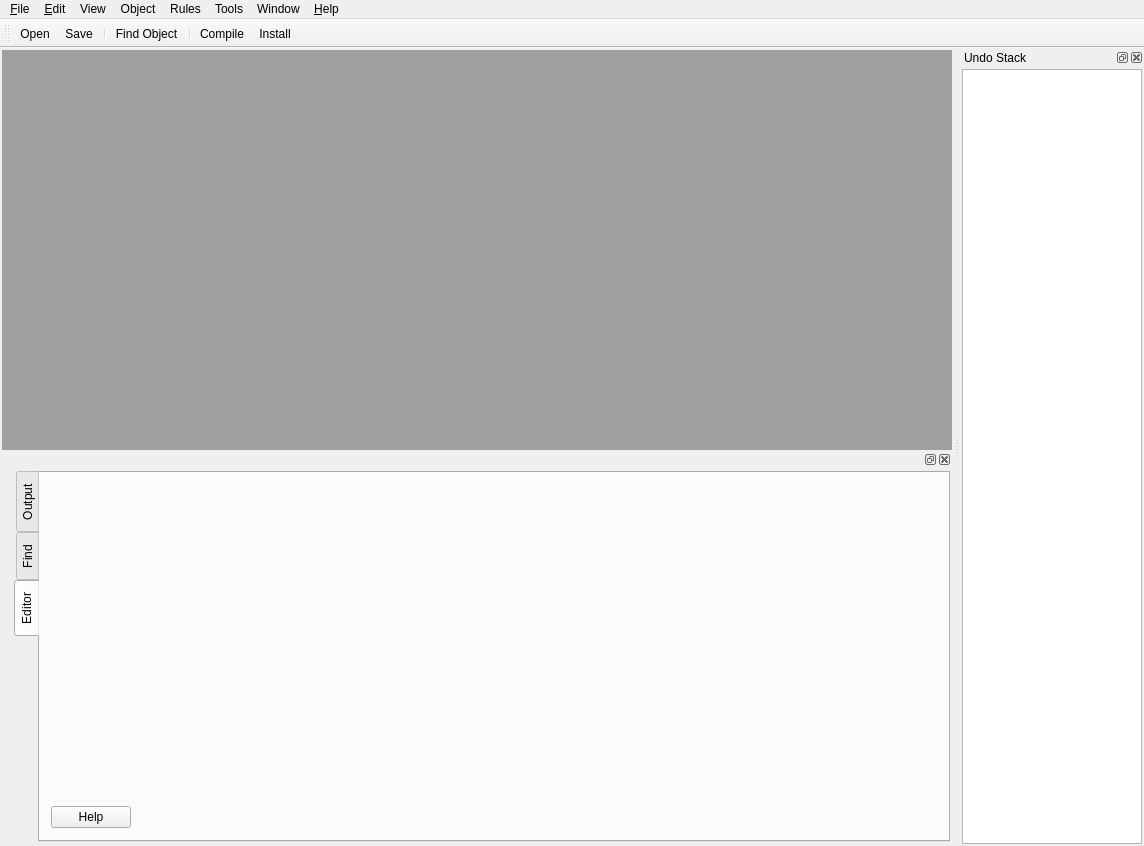
fwbuilder/fwbuilder, file src/libgui/FWBMainWindow_q.ui: the form before one commit.
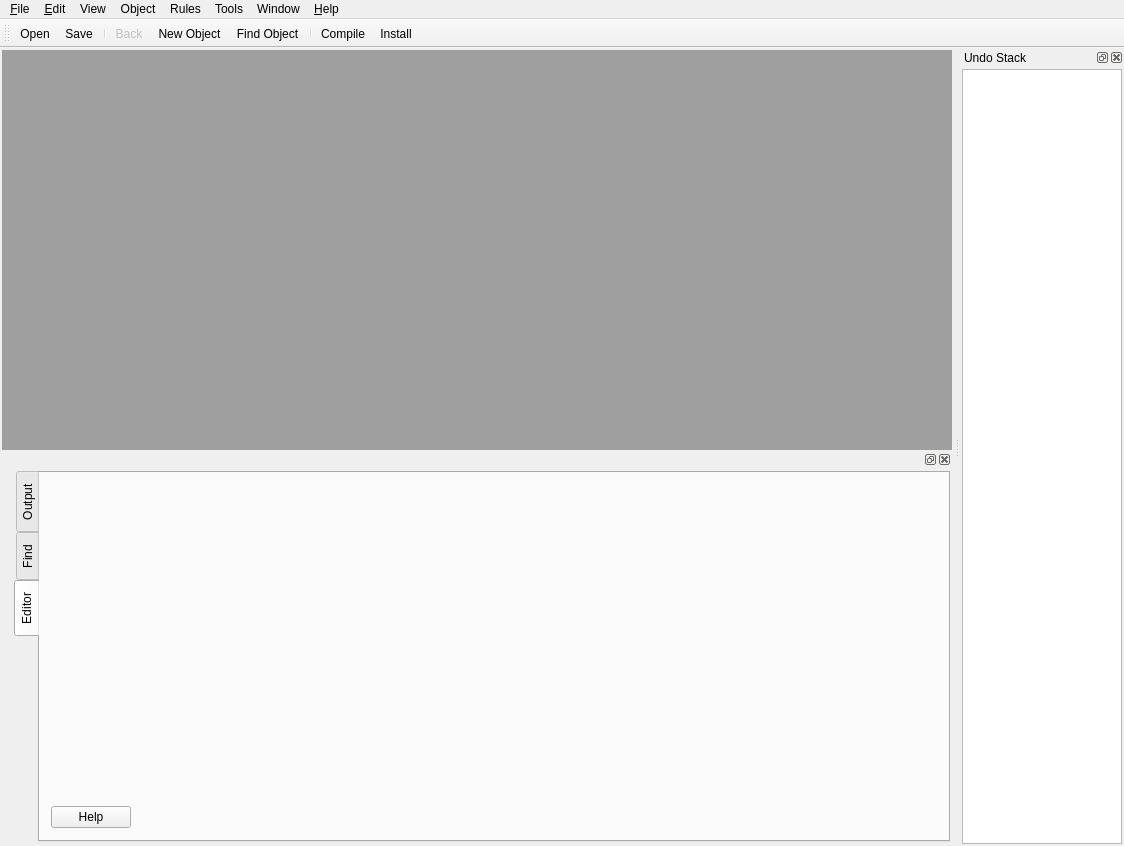
The form after the commit. Icons and pictures are not drawn. Custom widgets are drawn as their Qt base class.

Commit message: see #2468 clean up filter/ilbrary box; moved buttons "new object" and "back" to the top toolbar

```diff
--- a/src/libgui/FWBMainWindow_q.ui
+++ b/src/libgui/FWBMainWindow_q.ui
@@ -9,7 +9,7 @@
    <rect>
     <x>0</x>
     <y>0</y>
-    <width>1144</width>
+    <width>1124</width>
     <height>846</height>
    </rect>
   </property>
@@ -738,6 +738,8 @@
    <addaction name="toolbarFileOpen"/>
    <addaction name="toolbarFileSave"/>
    <addaction name="separator"/>
+   <addaction name="backAction"/>
+   <addaction name="newObjectAction"/>
    <addaction name="findAction"/>
    <addaction name="separator"/>
    <addaction name="compileAction"/>
@@ -748,8 +750,8 @@
     <rect>
      <x>0</x>
      <y>0</y>
-     <width>1144</width>
-     <height>26</height>
+     <width>1124</width>
+     <height>20</height>
     </rect>
    </property>
    <widget class="QMenu" name="editMenu">
```
Left out of the diff: 23 changed lines with no effect on the pictures. The commit also changes 6 other files.
